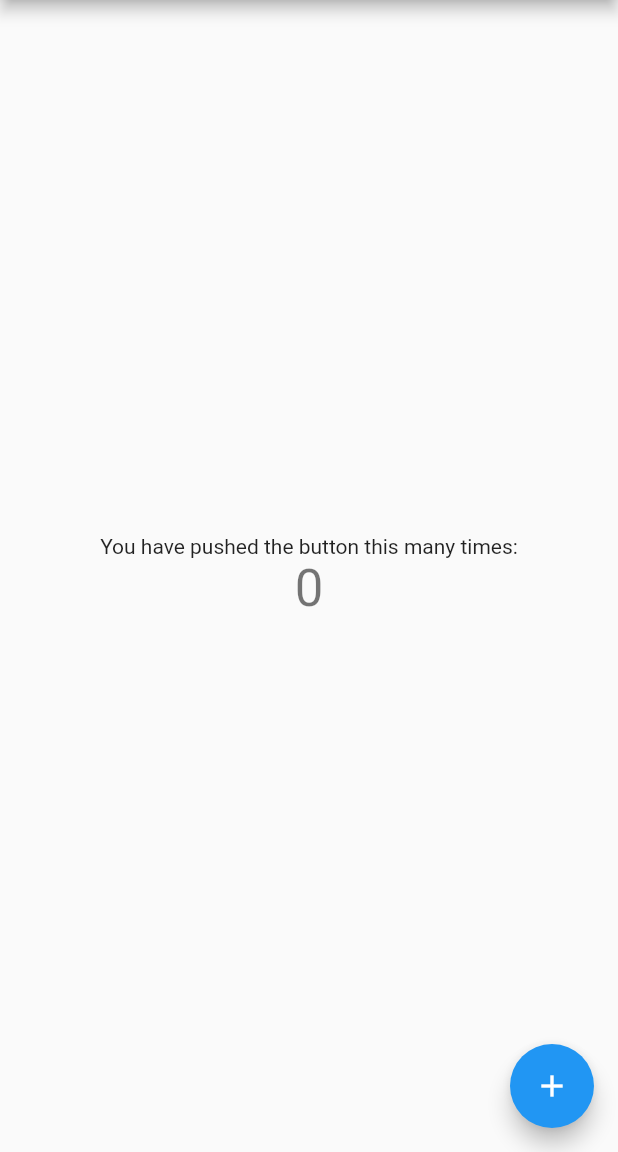
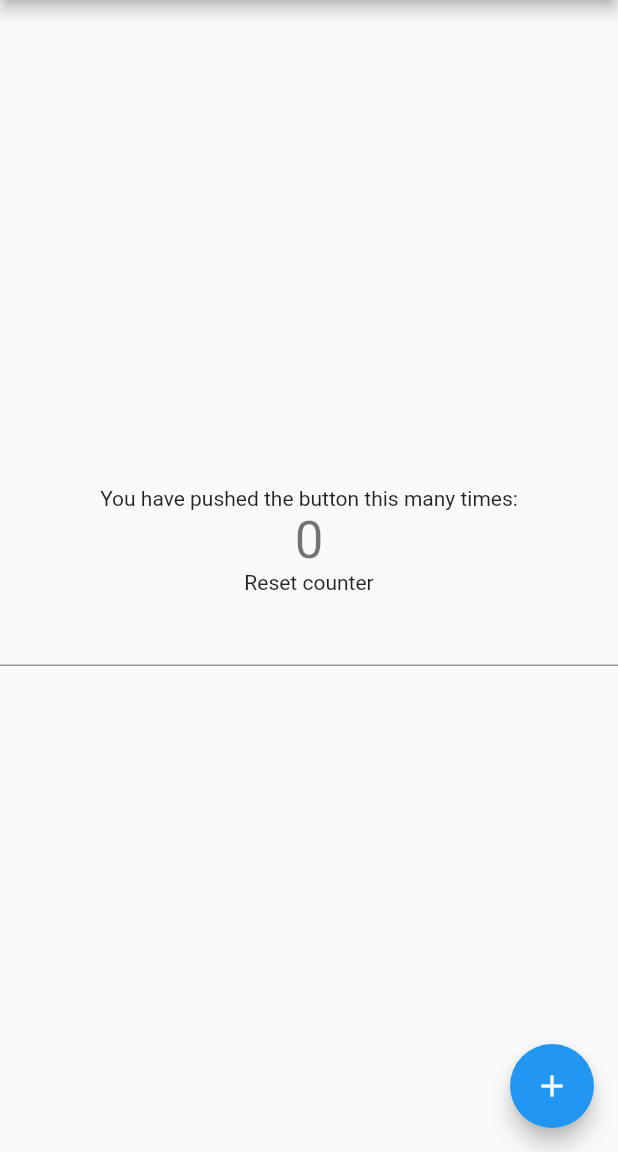
Before and after one commit to jduan/flutter_example, a Flutter app: the screen it shows after launch, on a phone screen of 412 x 824 dp, the part 84-1236 px from its top. Run offline on Flutter 3.47's test engine with Material 2 defaults, Android fonts, the phone set to English and light mode, and no system bars.

```diff
--- a/lib/main.dart
+++ b/lib/main.dart
@@ -104,6 +104,10 @@ class _MyHomePageState extends State<MyHomePage> {
               '$_counter',
               style: Theme.of(context).textTheme.headline4,
             ),
+            const Text('Reset counter'),
+            TextField(
+              onChanged: (String val) => _counter = int.parse(val),
+            )
           ],
         ),
       ),
--- a/pubspec.yaml
+++ b/pubspec.yaml
@@ -45,8 +45,8 @@ flutter:
   uses-material-design: true
 
   # To add assets to your application, add an assets section, like this:
-  # assets:
-  #   - images/a_dot_burr.jpeg
+  assets:
+    - images/flutter.png
   #   - images/a_dot_ham.jpeg
 
   # An image asset can refer to one or more resolution-specific "variants", see
```
Also changed, not shown: images/flutter.png (added).
